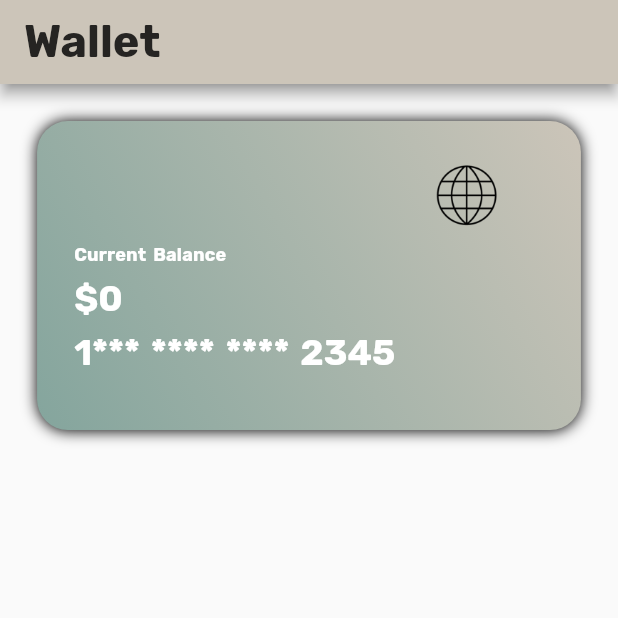
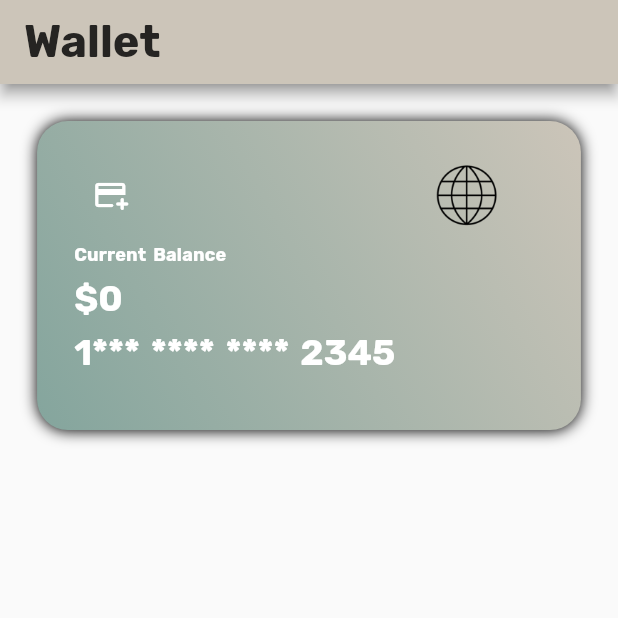
Before and after one commit to Tgrlzphlvn/easy_wallet, a Flutter app: the screen it shows after launch, on a phone screen of 412 x 824 dp, the top half of it. Run offline on Flutter 3.47's test engine with Material 2 defaults, Android fonts, the phone set to English and light mode, and no system bars; our stand-ins replace easy_localization, google_fonts, hive_flutter; accounts and stored records are empty.

Commit message:
Easy Localization reupload

```diff
--- a/assets/translations/tr-TR.json
+++ b/assets/translations/tr-TR.json
@@ -1,6 +1,5 @@
 {
     "easy_wallet": "Easy Wallet",
-    "easy_wallet_view_title": "Easy Wallet",
     "wallet": "Cüzdan",
     "settings": "Ayarlar",
     "current_balance": "Mevcut Bakiye"
--- a/lib/core/base/base_singleton.dart
+++ b/lib/core/base/base_singleton.dart
@@ -1,4 +1,3 @@
-import 'package:easy_wallet_v2/core/localization/localization_helper.dart';
 import 'package:easy_wallet_v2/core/theme/color/wallet_colors.dart';
 import 'package:easy_wallet_v2/core/theme/text/text_theme.dart';
 import 'package:easy_wallet_v2/core/theme/wallet_light_theme.dart';
@@ -9,5 +8,4 @@ abstract class BaseSingleton {
   WalletColors get walletColors => WalletColors.instance;
   WalletLightTextTheme get walletTextTheme => WalletLightTextTheme.instance;
   WalletLightTheme get walletLightTheme => WalletLightTheme.instance;
-  LocalizationHelper get localizationHelper => LocalizationHelper.instance;
 }
--- a/lib/core/localization/localization_helper.dart
+++ b/lib/core/localization/localization_helper.dart
@@ -1,16 +1,19 @@
 import 'package:easy_localization/easy_localization.dart';
+import 'package:flutter/material.dart';
 
 class LocalizationHelper {
-  static LocalizationHelper? _instance;
-  static LocalizationHelper get instance {
-    _instance ??= LocalizationHelper._init();
-    return _instance!;
-  }
 
-  LocalizationHelper._init();
+  static const String localizationPath = 'assets/translations';
 
-  final String appTitle = 'easy_wallet'.tr();
-  final String currentBalance = 'current_balance'.tr();
-  final String wallet = 'wallet'.tr();
-  final String settings = 'settings'.tr();
+  static List<Locale> supportedLocales = const [
+    Locale('en', 'US'),
+    Locale('tr', 'TR'),
+  ];
+
+  static Locale fallackLocale = const Locale('en', 'US');
+
+  static final String appTitle = 'easy_wallet'.tr();
+  static final String currentBalance = 'current_balance'.tr();
+  static final String wallet = 'wallet'.tr();
+  static final String settings = 'settings'.tr();
 }
--- a/lib/core/widgets/account_card.dart
+++ b/lib/core/widgets/account_card.dart
@@ -1,4 +1,5 @@
 import 'package:easy_wallet_v2/core/base/base_singleton.dart';
+import 'package:easy_wallet_v2/core/localization/localization_helper.dart';
 import 'package:easy_wallet_v2/feature/model/account.dart';
 import 'package:easy_wallet_v2/product/extensions/account_extensions.dart';
 import 'package:easy_wallet_v2/product/utils/amount_validator.dart';
@@ -64,13 +65,12 @@ class AccountCard extends StatelessWidget with BaseSingleton {
     return Row(
       mainAxisAlignment: MainAxisAlignment.spaceBetween,
       children: [
-        accountListLenght == 1
+        accountListLenght == 0
             ? IconButton(
                 onPressed: onPressed,
                 icon: Icon(
-                  Icons.add,
+                  Icons.add_card_rounded,
                   color: walletColors.white,
-                  size: 30,
                 ),
               )
             : const SizedBox.shrink(),
@@ -90,7 +90,7 @@ class AccountCard extends StatelessWidget with BaseSingleton {
       mainAxisAlignment: MainAxisAlignment.start,
       children: [
         Text(
-          'Current Balance',
+          LocalizationHelper.currentBalance,
           style: context.textTheme.subtitle2,
         ),
       ],
--- a/lib/feature/model/mock/account_mock.dart
+++ b/lib/feature/model/mock/account_mock.dart
@@ -2,12 +2,14 @@ import 'package:easy_wallet_v2/feature/model/account.dart';
 import 'package:flutter/material.dart';
 
 class AccountMock {
-  static Account mockAccount = Account(
+  static List<Account> mockAccount = [
+    Account(
       accountName: 'Empty Account Name',
       accounHolderName: 'Empty Account Holder Name',
       accountNumber: 12345,
       currencyUnit: CurrencyUnit.americanDollar,
       income: [Income('Other', IncomeTypes.other, 0, Icons.abc)],
       expenses: [Expense(Icons.insert_chart, ExpenseProductTypes.other, 'Other', 0)],
-  );
+    ),
+  ];
 }
--- a/lib/feature/view/pages/home_view.dart
+++ b/lib/feature/view/pages/home_view.dart
@@ -1,5 +1,7 @@
 import 'package:easy_wallet_v2/core/base/base_singleton.dart';
+import 'package:easy_wallet_v2/core/localization/localization_helper.dart';
 import 'package:easy_wallet_v2/core/widgets/account_card.dart';
+import 'package:easy_wallet_v2/feature/model/mock/account_mock.dart';
 import 'package:easy_wallet_v2/feature/viewmodel/home_view_model.dart';
 import 'package:flutter/material.dart';
 import 'package:easy_wallet_v2/product/extensions/ui_settings_extensions.dart';
@@ -12,20 +14,22 @@ class HomeView extends StatelessWidget with BaseSingleton {
   Widget build(BuildContext context) {
     return Scaffold(
       appBar: AppBar(
-        title: Text(localizationHelper.wallet),
+        title: Text(LocalizationHelper.wallet),
       ),
       body: Column(
         children: [
           SizedBox(
             height: context.heightGenerator(0.3),
             child: ListView.builder(
-              itemCount:
-                  Provider.of<HomeViewModel>(context, listen: true).accounts.length,
+              itemCount: Provider.of<HomeViewModel>(context).accounts.isEmpty
+                  ? 1
+                  : Provider.of<HomeViewModel>(context).accounts.length,
               itemBuilder: (context, index) {
                 return AccountCard(
-                    accountListLenght: 0,
-                    account: Provider.of<HomeViewModel>(context, listen: false)
-                        .accounts[index]);
+                  accountListLenght:
+                      Provider.of<HomeViewModel>(context).accounts.length,
+                  account: AccountMock.mockAccount[index],
+                );
               },
             ),
           ),
@@ -34,7 +38,7 @@ class HomeView extends StatelessWidget with BaseSingleton {
               itemCount:
                   Provider.of<HomeViewModel>(context, listen: true).accounts.length,
               itemBuilder: (context, index) {
-                return SizedBox();
+                return const SizedBox();
               },
             ),
           ),
--- a/lib/feature/view/pages/settings_view.dart
+++ b/lib/feature/view/pages/settings_view.dart
@@ -1,4 +1,5 @@
 import 'package:easy_wallet_v2/core/base/base_singleton.dart';
+import 'package:easy_wallet_v2/core/localization/localization_helper.dart';
 import 'package:flutter/material.dart';
 
 class SettingsView extends StatelessWidget with BaseSingleton {
@@ -8,7 +9,7 @@ class SettingsView extends StatelessWidget with BaseSingleton {
   Widget build(BuildContext context) {
     return Scaffold(
       appBar: AppBar(
-        title: Text(localizationHelper.settings),
+        title: Text(LocalizationHelper.settings),
       ),
     );
   }
--- a/lib/feature/view/tabView/tabBar_view.dart
+++ b/lib/feature/view/tabView/tabBar_view.dart
@@ -1,4 +1,5 @@
 import 'package:easy_wallet_v2/core/base/base_singleton.dart';
+import 'package:easy_wallet_v2/core/localization/localization_helper.dart';
 import 'package:easy_wallet_v2/feature/view/pages/home_view.dart';
 import 'package:easy_wallet_v2/feature/view/pages/settings_view.dart';
 import 'package:easy_wallet_v2/product/extensions/ui_settings_extensions.dart';
@@ -40,11 +41,11 @@ class _TabViewState extends State<TabView> with BaseSingleton {
         items: [
           BottomNavigationBarItem(
             icon: const Icon(Icons.wallet),
-            label: localizationHelper.wallet,
+            label: LocalizationHelper.wallet,
           ),
           BottomNavigationBarItem(
             icon: const Icon(Icons.settings_outlined),
-            label: localizationHelper.settings,
+            label: LocalizationHelper.settings,
           ),
         ],
         onTap: (index) {
--- a/lib/feature/viewmodel/home_view_model.dart
+++ b/lib/feature/viewmodel/home_view_model.dart
@@ -1,6 +1,5 @@
 import 'package:easy_wallet_v2/core/base/base_singleton.dart';
 import 'package:easy_wallet_v2/feature/model/account.dart';
-import 'package:easy_wallet_v2/feature/model/mock/account_mock.dart';
 import 'package:easy_wallet_v2/product/constants/hive_constants.dart';
 import 'package:easy_wallet_v2/product/hive/account/account_cache.dart';
 import 'package:flutter/material.dart';
@@ -21,7 +20,6 @@ class HomeViewModel extends ChangeNotifier with BaseSingleton {
     changeLoading();
     await _accountCache.init();
     accounts = _accountCache.getObjects() ?? [];
-    if(accounts.isEmpty) accounts = [AccountMock.mockAccount];
     changeLoading();
     notifyListeners();
   }
--- a/lib/main.dart
+++ b/lib/main.dart
@@ -1,30 +1,27 @@
 import 'package:easy_localization/easy_localization.dart';
 import 'package:easy_wallet_v2/core/base/base_singleton.dart';
+import 'package:easy_wallet_v2/core/localization/localization_helper.dart';
 import 'package:easy_wallet_v2/core/providers/provider_controller.dart';
 import 'package:easy_wallet_v2/feature/view/tabView/tabBar_view.dart';
-import 'package:easy_wallet_v2/product/utils/asset_helper.dart';
 import 'package:flutter/material.dart';
 import 'package:hive_flutter/hive_flutter.dart';
 import 'package:provider/provider.dart';
 
-Future<void> main() async {
+void main() async {
   WidgetsFlutterBinding.ensureInitialized();
-  ProviderController providerController = ProviderController.instance;
-  AssetHelper assetHelper = AssetHelper.instance;
-
   await EasyLocalization.ensureInitialized();
   await Hive.initFlutter();
+
+  ProviderController providerController = ProviderController.instance;
+
 
   runApp(
     MultiProvider(
       providers: providerController.providers,
       child: EasyLocalization(
-        path: assetHelper.localizationPath,
-        supportedLocales: const [
-          Locale('en', 'US'),
-          Locale('tr', 'TR'),
-        ],
-        fallbackLocale: const Locale('en', 'US'),
+        path: LocalizationHelper.localizationPath,
+        supportedLocales: LocalizationHelper.supportedLocales,
+        fallbackLocale: LocalizationHelper.fallackLocale,
         child: const MyApp(),
       ),
     ),
@@ -34,6 +31,7 @@ Future<void> main() async {
 class MyApp extends StatelessWidget with BaseSingleton {
   const MyApp({Key? key}) : super(key: key);
 
+
   @override
   Widget build(BuildContext context) {
     return MaterialApp(
@@ -41,7 +39,7 @@ class MyApp extends StatelessWidget with BaseSingleton {
       localizationsDelegates: context.localizationDelegates,
       supportedLocales: context.supportedLocales,
       locale: context.locale,
-      title: localizationHelper.appTitle,
+      title: LocalizationHelper.appTitle,
       theme: walletLightTheme.themeData,
       home: const TabView(),
     );
--- a/lib/product/extensions/account_extensions.dart
+++ b/lib/product/extensions/account_extensions.dart
@@ -44,8 +44,8 @@ extension AccountExtension on Account {
   String accountNumberValidatator() {
     String firstNumber = accountNumber.toString().characters.first;
     List<String> otherNumbers = accountNumber.toString().characters.toList();
+    String lastNumbers = '';
     otherNumbers.removeAt(0);
-    String lastNumbers = '';
     otherNumbers.forEach((element) {
       lastNumbers += element.toString();
     });
--- a/lib/product/utils/asset_helper.dart
+++ b/lib/product/utils/asset_helper.dart
@@ -12,6 +12,4 @@ class AssetHelper {
   String getPaymetSystemLogoPNG(AssetHelperEnum asset) {
     return 'assets/logo/${asset.name}.png';
   }
-
-  String localizationPath = 'assets/translations';
 }
--- a/pubspec.yaml
+++ b/pubspec.yaml
@@ -45,6 +45,7 @@ flutter:
     - assets/logo/
     - assets/translations/
 
+
   #   - images/a_dot_ham.jpeg
   # fonts:
   #   - family: Schyler
```
Also changed, not shown: 1 other file. Lines whose indentation alone changed are shown as unchanged.
